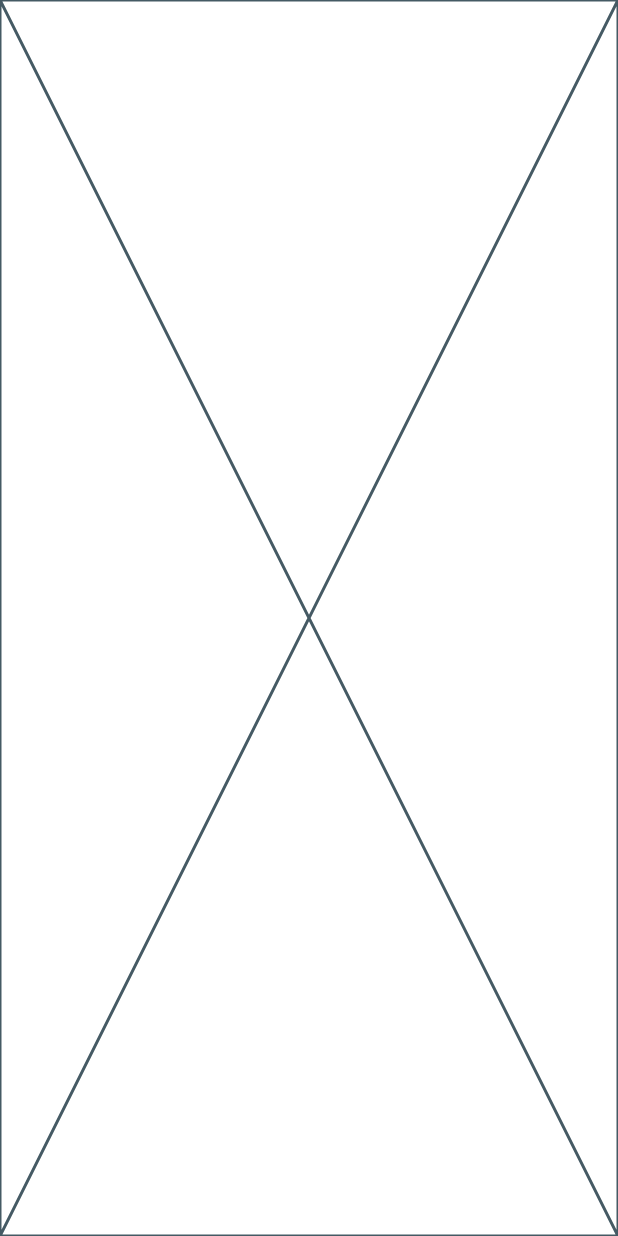
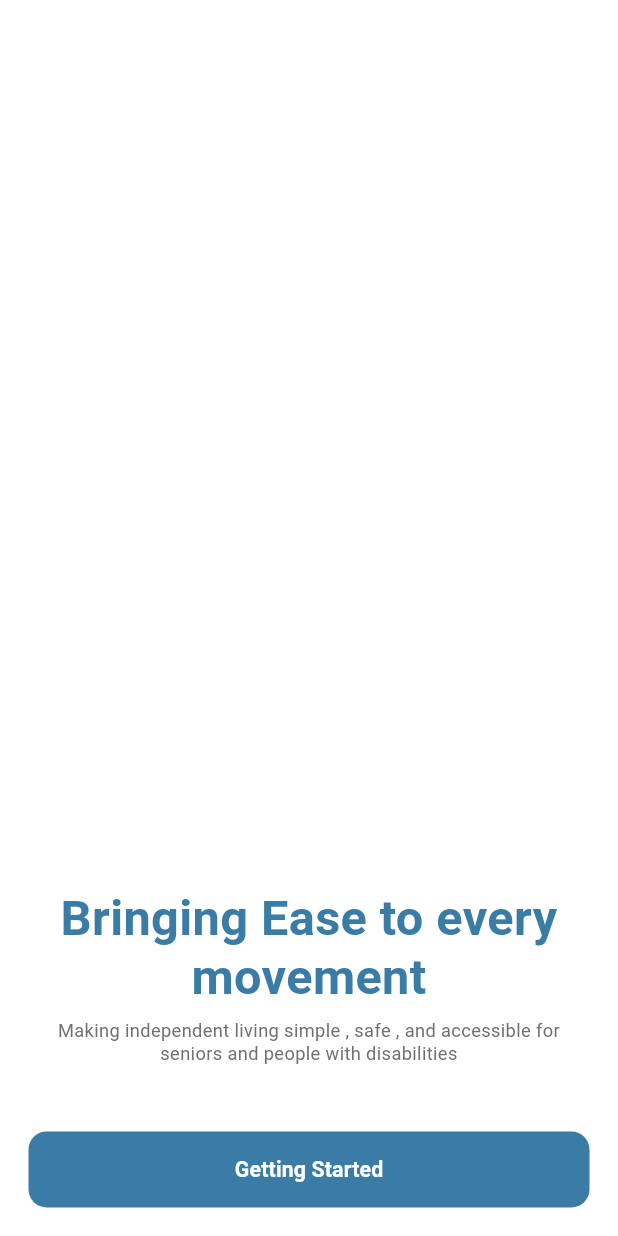
Before and after one commit to marcelino-tharwat/sanda, a Flutter app: the screen it shows after launch, on a phone screen of 412 x 824 dp. Run offline on Flutter 3.47's test engine with Material 3 defaults, Android fonts, the phone set to English and light mode, and no system bars; our stand-ins replace flutter_screenutil, go_router.

Commit message:
- helper(spacer file) - widgets(app text filed)

```diff
--- /dev/null
+++ b/lib/core/helper/spacer.dart
@@ -0,0 +1,5 @@
+import 'package:flutter/material.dart';
+import 'package:flutter_screenutil/flutter_screenutil.dart';
+
+SizedBox verticalSpace(double h) => SizedBox(height: h.h);
+SizedBox horizenatalSpace(double w) => SizedBox(width: w.w);
--- a/lib/core/routing/routes.dart
+++ b/lib/core/routing/routes.dart
@@ -1,5 +1,5 @@
 
 class Routes {
-  //static const OnBordingScreen =
+  static const loginScreen ='/loginScreen';
 
 }
--- a/lib/core/theming/colors.dart
+++ b/lib/core/theming/colors.dart
@@ -2,4 +2,5 @@ import 'package:flutter/material.dart';
 
 class ColorsManager {
   static const Color mainBlue = Color(0xff3A7CA5);
+  static const Color darkGray = Color(0xff717171);
 }
--- a/lib/core/theming/styles.dart
+++ b/lib/core/theming/styles.dart
@@ -1,10 +1,21 @@
 import 'package:flutter/material.dart';
+import 'package:flutter_screenutil/flutter_screenutil.dart';
 import 'package:sanda/core/theming/colors.dart';
 
 class TextStyles {
-  static const TextStyle font32mainBlueBold = TextStyle(
-    fontSize: 32,
+  static TextStyle font32mainBlueBold = TextStyle(
+    fontSize: 32.sp,
     fontWeight: FontWeight.w700,
     color: ColorsManager.mainBlue,
   );
+  static TextStyle font12darkGrayRegular = TextStyle(
+    fontSize: 12.sp,
+    fontWeight: FontWeight.w400,
+    color: ColorsManager.darkGray,
+  );
+    static TextStyle font14wightBold = TextStyle(
+    fontSize: 14.sp,
+    fontWeight: FontWeight.w700,
+    color: Colors.white,
+  );
 }
--- /dev/null
+++ b/lib/core/widgets/app_text_button.dart
@@ -0,0 +1,32 @@
+import 'package:flutter/material.dart';
+import 'package:flutter_screenutil/flutter_screenutil.dart';
+import 'package:sanda/core/theming/colors.dart';
+import 'package:sanda/core/theming/styles.dart';
+
+class AppTextButton extends StatelessWidget {
+  final String bottonText;
+  final VoidCallback onPressed;
+  const AppTextButton(
+      {super.key, required this.bottonText, required this.onPressed});
+
+  @override
+  Widget build(BuildContext context) {
+    return TextButton(
+      onPressed: onPressed,
+      style: ButtonStyle(
+          shape: WidgetStateProperty.all<RoundedRectangleBorder>(
+              RoundedRectangleBorder(borderRadius: BorderRadius.circular(12.sp))),
+          backgroundColor: const WidgetStatePropertyAll(ColorsManager.mainBlue),
+          padding: WidgetStateProperty.all<EdgeInsets>(
+            EdgeInsets.symmetric(horizontal: 12.w, vertical: 14.h),
+          ),
+          fixedSize: WidgetStateProperty.all(
+            Size(double.maxFinite, 50.h),
+          )),
+      child: Text(
+        bottonText,
+        style: TextStyles.font14wightBold,
+      ),
+    );
+  }
+}
--- a/lib/features/on_bording/ui/on_bording_screen.dart
+++ b/lib/features/on_bording/ui/on_bording_screen.dart
@@ -1,10 +1,44 @@
 import 'package:flutter/material.dart';
+import 'package:go_router/go_router.dart';
+import 'package:sanda/core/helper/spacer.dart';
+import 'package:sanda/core/routing/routes.dart';
+import 'package:sanda/core/theming/styles.dart';
+import 'package:sanda/core/widgets/app_text_button.dart';
 
 class OnBordingScreen extends StatelessWidget {
   const OnBordingScreen({super.key});
 
   @override
   Widget build(BuildContext context) {
-    return const Placeholder();
+    return Scaffold(
+      body: SafeArea(
+        child: Padding(
+          padding: const EdgeInsets.symmetric(horizontal: 19, vertical: 19),
+          child: Column(
+            mainAxisAlignment: MainAxisAlignment.end,
+            children: [
+              Text(
+                "Bringing Ease to every movement",
+                style: TextStyles.font32mainBlueBold.copyWith(height: 1.2),
+                textAlign: TextAlign.center,
+              ),
+              verticalSpace(10),
+              Text(
+                "Making independent living simple , safe , and accessible for seniors and people with disabilities",
+                style: TextStyles.font12darkGrayRegular.copyWith(height: 1.2),
+                textAlign: TextAlign.center,
+              ),
+              verticalSpace(43),
+              AppTextButton(
+                bottonText: "Getting Started",
+                onPressed: () {
+                  context.go(Routes.loginScreen);
+                },
+              )
+            ],
+          ),
+        ),
+      ),
+    );
   }
 }
--- a/lib/sanda_app.dart
+++ b/lib/sanda_app.dart
@@ -14,6 +14,7 @@ class SandaApp extends StatelessWidget {
       minTextAdapt: true,
       child: MaterialApp.router(
         routerConfig: router,
+        debugShowCheckedModeBanner: false,
         title: 'Sanda',
         theme: ThemeData(
             primaryColor: ColorsManager.mainBlue,
```
